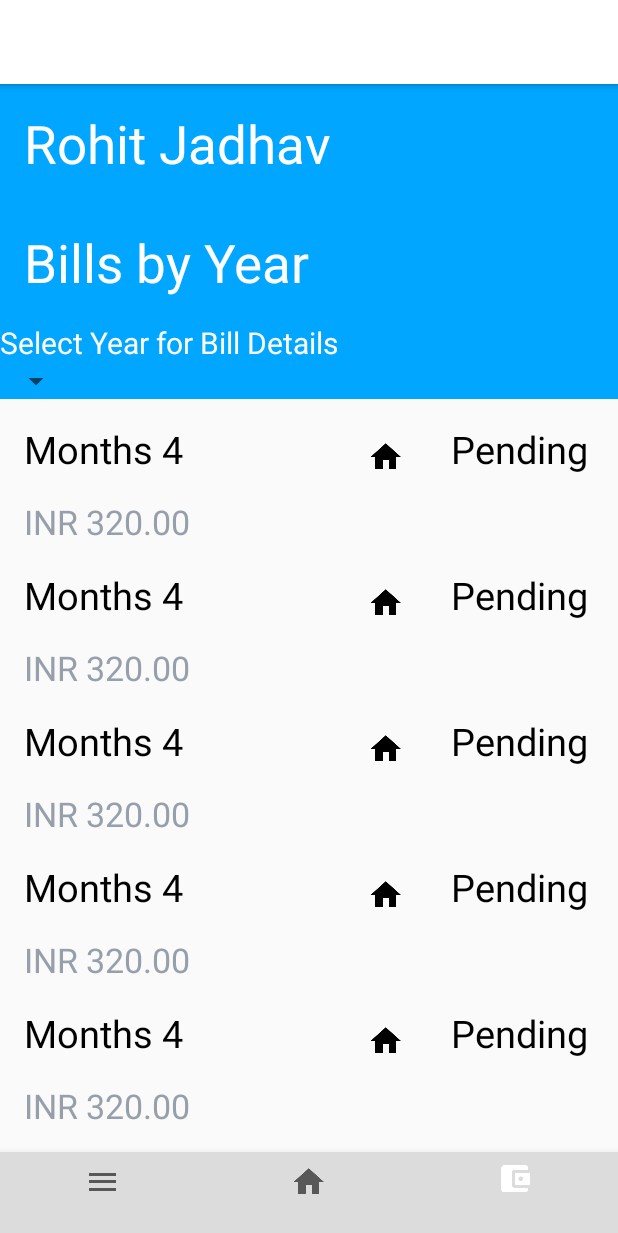
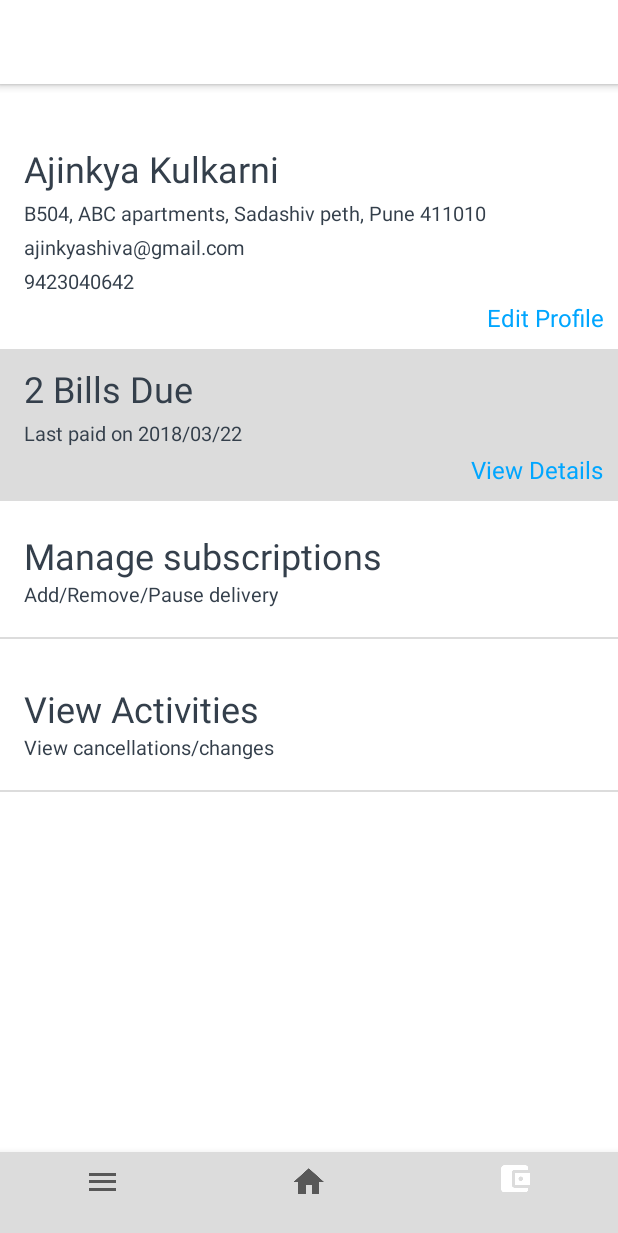
Before and after one commit to Rohit1110/bill, an Android app: the Dashboard screen opened directly, with no data from a screen before it, item 3 of the bottom bar chosen, on a phone screen of 412 x 824 dp. Shown: the top 1233 px of the screen. Run offline under Robolectric (Android 15) with nearby library versions, the light colour scheme and no system bars.

Commit message:
new screen created customer profile

```diff
--- a/Bill/app/src/main/AndroidManifest.xml
+++ b/Bill/app/src/main/AndroidManifest.xml
@@ -17,8 +17,8 @@
 
         </activity>
         <activity
-            android:name=".VenderRegistration"
-            android:label="@string/title_activity_vender_registration"
+            android:name=".VendorRegistration"
+            android:label="@string/title_activity_vendor_registration"
             android:theme="@style/AppTheme.NoActionBar">
             <intent-filter>
                 <action android:name="android.intent.action.MAIN" />
--- /dev/null
+++ b/Bill/app/src/main/java/com/reso/bill/CustomerProfileFragment.java
@@ -0,0 +1,56 @@
+package com.reso.bill;
+
+import android.os.Bundle;
+import android.support.v4.app.Fragment;
+import android.support.v7.widget.RecyclerView;
+import android.view.LayoutInflater;
+import android.view.View;
+import android.view.ViewGroup;
+
+import java.util.ArrayList;
+import java.util.List;
+
+import model.ListThree;
+
+/**
+ * Created by Rohit on 5/8/2018.
+ */
+
+public class CustomerProfileFragment extends Fragment {
+    private RecyclerView recyclerView;
+
+    private List<ListThree> list = new ArrayList<>();
+
+    public static CustomerProfileFragment newInstance() {
+        CustomerProfileFragment fragment = new CustomerProfileFragment();
+        return fragment;
+    }
+
+    @Override
+    public void onCreate(Bundle savedInstanceState) {
+        super.onCreate(savedInstanceState);
+
+
+
+    }
+
+    @Override
+    public View onCreateView(LayoutInflater inflater, ViewGroup container,
+                             Bundle savedInstanceState) {
+        View rootView = inflater.inflate(R.layout.fragment_customer_profile, container, false);
+        //recyclerView = (RecyclerView) rootView.findViewById(R.id.recycler_view_bill_details);
+        return rootView;
+    }
+
+    @Override
+    public void onResume() {
+        super.onResume();
+
+        /*Dashboard dashboard = (Dashboard) getActivity();
+        dashboard.setTitle("Customer Information");*/
+
+        //recyclerView.setLayoutManager(new LinearLayoutManager(getActivity()));
+
+        //recyclerView.setAdapter(new ListThreeAdapter(list));
+    }
+}
--- a/Bill/app/src/main/java/com/reso/bill/Dashboard.java
+++ b/Bill/app/src/main/java/com/reso/bill/Dashboard.java
@@ -1,18 +1,14 @@
 package com.reso.bill;
 
-import android.graphics.drawable.Drawable;
 import android.os.Bundle;
 import android.support.annotation.NonNull;
 import android.support.design.widget.BottomNavigationView;
-import android.support.design.widget.FloatingActionButton;
-import android.support.design.widget.Snackbar;
 import android.support.v4.app.Fragment;
 import android.support.v4.app.FragmentTransaction;
 import android.support.v7.app.ActionBar;
 import android.support.v7.app.AppCompatActivity;
 import android.support.v7.widget.Toolbar;
 import android.view.MenuItem;
-import android.view.View;
 
 public class Dashboard extends AppCompatActivity {
 
@@ -20,21 +16,21 @@ public class Dashboard extends AppCompatActivity {
     protected void onCreate(Bundle savedInstanceState) {
         super.onCreate(savedInstanceState);
         setContentView(R.layout.activity_dashboard);
-        BottomNavigationView bottomNavigationView = (BottomNavigationView)
-                findViewById(R.id.navigation);
-        Toolbar toolbar = (Toolbar)findViewById(R.id.toolbar) ;
+        BottomNavigationView bottomNavigationView = (BottomNavigationView) findViewById(R.id.navigation);
+        Toolbar toolbar = (Toolbar) findViewById(R.id.toolbar);
         ActionBar actionBar = getSupportActionBar();
         if (actionBar != null) {
             actionBar.setHomeButtonEnabled(true);
             actionBar.setDisplayHomeAsUpEnabled(true);
+            actionBar.setTitle("Deliveries 2018/05/14");
+            System.out.println("Set action bar title ..");
         }
 
        /*final Drawable upArrow = getResources().getDrawable(R.mipmap.backarrow);
         *//*upArrow.setColorFilter(Color.parseColor(""), PorterDuff.Mode.SRC_ATOP);*//*
         getSupportActionBar().setHomeAsUpIndicator(upArrow);*/
 
-        bottomNavigationView.setOnNavigationItemSelectedListener
-                (new BottomNavigationView.OnNavigationItemSelectedListener() {
+        bottomNavigationView.setOnNavigationItemSelectedListener(new BottomNavigationView.OnNavigationItemSelectedListener() {
             @Override
             public boolean onNavigationItemSelected(@NonNull MenuItem item) {
                 Fragment selectedFragment = null;
@@ -46,7 +42,8 @@ public class Dashboard extends AppCompatActivity {
                         selectedFragment = Fragmenttwo.newInstance();
                         break;
                     case R.id.action_item3:
-                                selectedFragment = FragmentThree.newInstance();
+                        //selectedFragment = FragmentThree.newInstance();
+                        selectedFragment = CustomerProfileFragment.newInstance();
                         break;
                 }
                 FragmentTransaction transaction = getSupportFragmentManager().beginTransaction();
@@ -65,4 +62,8 @@ public class Dashboard extends AppCompatActivity {
         //bottomNavigationView.getMenu().getItem(2).setChecked(true);
     }
 
+    public void setTitle(String title) {
+        getSupportActionBar().setTitle(title);
     }
+
+}
--- a/Bill/app/src/main/java/com/reso/bill/LoginActivity.java
+++ b/Bill/app/src/main/java/com/reso/bill/LoginActivity.java
@@ -147,7 +147,7 @@ public class LoginActivity extends AppCompatActivity implements
                             edit.putString("userphone",user.getPhoneNumber());
                             edit.commit();
 
-                            startActivity(new Intent(LoginActivity.this, VenderRegistration.class));
+                            startActivity(new Intent(LoginActivity.this, VendorRegistration.class));
                             finish();
                         } else {
                             Log.w(TAG, "signInWithCredential:failure", task.getException());
@@ -201,7 +201,7 @@ public class LoginActivity extends AppCompatActivity implements
         super.onStart();
         FirebaseUser currentUser = mAuth.getCurrentUser();
         if (currentUser != null) {
-            startActivity(new Intent(LoginActivity.this, VenderRegistration.class));
+            startActivity(new Intent(LoginActivity.this, VendorRegistration.class));
             finish();
         }
     }
--- a/Bill/app/src/main/java/com/reso/bill/VenderRegistration.java
+++ b/Bill/app/src/main/java/com/reso/bill/VendorRegistration.java
@@ -2,20 +2,16 @@ package com.reso.bill;
 
 
 import android.content.Intent;
-import android.graphics.Color;
-import android.graphics.PorterDuff;
 import android.graphics.drawable.Drawable;
 import android.os.Bundle;
 import android.support.design.widget.FloatingActionButton;
-import android.support.design.widget.Snackbar;
-
 import android.support.v7.app.ActionBar;
 import android.support.v7.app.AppCompatActivity;
 import android.support.v7.widget.Toolbar;
 import android.view.MenuItem;
 import android.view.View;
 
-public class VenderRegistration extends AppCompatActivity {
+public class VendorRegistration extends AppCompatActivity {
     FloatingActionButton rgister;
 
     @Override
--- /dev/null
+++ b/Bill/app/src/main/res/layout/content_customer_profile.xml
@@ -0,0 +1,195 @@
+<?xml version="1.0" encoding="utf-8"?>
+<RelativeLayout xmlns:android="http://schemas.android.com/apk/res/android"
+xmlns:app="http://schemas.android.com/apk/res-auto"
+xmlns:tools="http://schemas.android.com/tools"
+android:layout_width="match_parent"
+android:layout_height="match_parent"
+app:layout_behavior="@string/appbar_scrolling_view_behavior"
+    >
+    <RelativeLayout
+        android:layout_width="match_parent"
+        android:layout_height="match_parent"
+        android:background="@color/colorPrimary"
+
+        >
+        <LinearLayout
+            android:id="@+id/layout_profile_customer_info"
+            android:layout_width="match_parent"
+            android:layout_height="wrap_content"
+            android:background="@color/colorPrimary"
+            android:orientation="vertical"
+            android:paddingTop="40dp">
+
+            <TextView
+                android:id="@+id/txt_profile_customer_name"
+                android:layout_width="wrap_content"
+                android:layout_height="wrap_content"
+                android:text="Ajinkya Kulkarni"
+                style="@style/basic_text_field"/>
+
+            <TextView
+                android:id="@+id/txt_profile_customer_address"
+                style="@style/basic_sub_text_field"
+                android:layout_width="wrap_content"
+                android:layout_height="wrap_content"
+                android:text="B504, ABC apartments, Sadashiv peth, Pune 411010  "
+                />
+
+            <TextView
+                android:id="@+id/txt_profile_customer_email"
+                style="@style/basic_sub_text_field"
+                android:layout_width="wrap_content"
+                android:layout_height="wrap_content"
+                android:text="ajinkyashiva@gmail.com"
+                />
+
+            <TextView
+                android:id="@+id/txt_profile_customer_phone"
+                style="@style/basic_sub_text_field"
+                android:layout_width="wrap_content"
+                android:layout_height="wrap_content"
+                android:text="9423040642"
+                />
+
+            <TextView
+                android:layout_height="wrap_content"
+                style="@style/basic_text_button"
+                android:layout_width="match_parent"
+                android:gravity="right"
+                android:layout_marginRight="10dp"
+                android:text="Edit Profile"
+                />
+
+
+        </LinearLayout>
+
+        <LinearLayout
+            android:id="@+id/layout_profile_customer_bill_summary"
+            android:layout_below="@id/layout_profile_customer_info"
+            android:layout_width="match_parent"
+            android:layout_height="wrap_content"
+            android:background="@color/bgGray"
+            android:orientation="vertical"
+            android:paddingTop="10dp"
+            android:paddingBottom="10dp"
+            android:layout_marginTop="10dp"
+            >
+
+            <TextView
+                android:id="@+id/txt_profile_bills_due"
+                android:layout_width="wrap_content"
+                android:layout_height="wrap_content"
+                android:text="2 Bills Due"
+                style="@style/basic_text_field"/>
+
+            <TextView
+                android:id="@+id/txt_profile_last_paid_bill"
+                style="@style/basic_sub_text_field"
+                android:layout_width="wrap_content"
+                android:layout_height="wrap_content"
+                android:text="Last paid on 2018/03/22"
+                />
+
+            <TextView
+                android:layout_height="wrap_content"
+                android:layout_width="match_parent"
+                android:gravity="right"
+                android:layout_marginRight="10dp"
+                android:text="View Details"
+                style="@style/basic_text_button"/>
+
+
+        </LinearLayout>
+
+        <LinearLayout
+            android:id="@+id/layout_profile_customer_subscriptions"
+            android:layout_below="@id/layout_profile_customer_bill_summary"
+            android:layout_width="match_parent"
+            android:layout_height="wrap_content"
+            android:background="@color/colorPrimary"
+            android:orientation="vertical"
+            android:paddingTop="10dp"
+            android:paddingBottom="10dp"
+            android:layout_marginTop="10dp"
+            >
+
+            <TextView
+                android:id="@+id/txt_profile_manage_subscriptions"
+                android:layout_width="wrap_content"
+                android:layout_height="wrap_content"
+                android:text="Manage subscriptions"
+                style="@style/basic_text_field"/>
+
+            <TextView
+                android:id="@+id/txt_profile_manage_subscriptions_subtext"
+                style="@style/basic_sub_text_field"
+                android:layout_width="wrap_content"
+                android:layout_height="wrap_content"
+                android:layout_marginTop="-4dp"
+                android:text="Add/Remove/Pause delivery"/>
+
+            <View
+                android:layout_marginTop="15dp"
+                android:layout_width="fill_parent"
+                android:layout_height="1dp"
+                android:background="@color/bgGray"/>
+
+
+        </LinearLayout>
+
+        <LinearLayout
+            android:id="@+id/layout_profile_customer_activities"
+            android:layout_below="@id/layout_profile_customer_subscriptions"
+            android:layout_width="match_parent"
+            android:layout_height="wrap_content"
+            android:background="@color/colorPrimary"
+            android:orientation="vertical"
+            android:paddingTop="10dp"
+            android:paddingBottom="10dp"
+            android:layout_marginTop="10dp"
+            >
+
+            <TextView
+                android:id="@+id/txt_profile_view_activities"
+                android:layout_width="wrap_content"
+                android:layout_height="wrap_content"
+                android:text="View Activities"
+                style="@style/basic_text_field"/>
+
+            <TextView
+                android:id="@+id/txt_profile_view_activities_subtext"
+                style="@style/basic_sub_text_field"
+                android:layout_width="wrap_content"
+                android:layout_height="wrap_content"
+                android:layout_marginTop="-4dp"
+                android:text="View cancellations/changes"/>
+
+            <View
+                android:layout_marginTop="15dp"
+                android:layout_width="fill_parent"
+                android:layout_height="1dp"
+                android:background="@color/bgGray"/>
+
+
+        </LinearLayout>
+
+        <!--<LinearLayout
+            android:layout_width="wrap_content"
+            android:layout_height="wrap_content"
+            android:layout_below="@+id/view_customer_info">
+            <android.support.v7.widget.RecyclerView
+                android:id="@+id/recycler_view_bill_details"
+                android:layout_width="match_parent"
+                android:layout_height="match_parent"
+                android:scrollbars="vertical"
+                android:fadeScrollbars="true">
+
+            </android.support.v7.widget.RecyclerView>
+        </LinearLayout>-->
+
+
+
+
+    </RelativeLayout>
+
+</RelativeLayout>
--- a/Bill/app/src/main/res/layout/content_dashboard.xml
+++ b/Bill/app/src/main/res/layout/content_dashboard.xml
@@ -6,6 +6,7 @@
     xmlns:tools="http://schemas.android.com/tools"
     android:layout_width="match_parent"
     android:layout_height="match_parent"
+    android:background="?attr/colorPrimary"
     >
 
     <FrameLayout
--- a/Bill/app/src/main/res/layout/content_vender_registration.xml
+++ b/Bill/app/src/main/res/layout/content_vender_registration.xml
@@ -5,7 +5,7 @@
     android:layout_width="match_parent"
     android:layout_height="match_parent"
     app:layout_behavior="@string/appbar_scrolling_view_behavior"
-    tools:context="com.reso.bill.VenderRegistration"
+    tools:context="com.reso.bill.VendorRegistration"
     tools:showIn="@layout/activity_vender_registration">
 
 
--- a/Bill/app/src/main/res/layout/activity_vender_registration.xml
+++ b/Bill/app/src/main/res/layout/fragment_customer_profile.xml
@@ -4,7 +4,7 @@
     xmlns:tools="http://schemas.android.com/tools"
     android:layout_width="match_parent"
     android:layout_height="match_parent"
-    tools:context="com.reso.bill.VenderRegistration">
+    tools:context="com.reso.bill.Dashboard">
 
     <android.support.design.widget.AppBarLayout
         android:layout_width="match_parent"
@@ -12,26 +12,16 @@
         android:theme="@style/AppTheme.AppBarOverlay">
 
         <android.support.v7.widget.Toolbar
-            android:id="@+id/vtoolbar"
+            android:id="@+id/toolbar"
             android:layout_width="match_parent"
             android:layout_height="?attr/actionBarSize"
             android:background="?attr/colorPrimary"
-            app:popupTheme="@style/AppTheme.PopupOverlay">
+            app:popupTheme="@style/AppTheme.PopupOverlay" />
 
-        </android.support.v7.widget.Toolbar>
+    </android.support.design.widget.AppBarLayout>
+
+    <include layout="@layout/content_customer_profile"/>
 
 
 
-    </android.support.design.widget.AppBarLayout>
-
-    <include layout="@layout/content_vender_registration" />
-
-    <android.support.design.widget.FloatingActionButton
-        android:id="@+id/fab_vregister"
-        android:layout_width="wrap_content"
-        android:layout_height="wrap_content"
-        android:layout_gravity="bottom|end"
-        android:layout_margin="@dimen/fab_margin"
-        app:srcCompat="@mipmap/mark" />
-
 </android.support.design.widget.CoordinatorLayout>
--- a/Bill/app/src/main/res/layout/fragmenttwolist.xml
+++ b/Bill/app/src/main/res/layout/fragmenttwolist.xml
@@ -116,10 +116,10 @@
         android:layout_below="@+id/linearlistthree">
 
         <TextView
+            style="@style/net_payble"
             android:layout_width="wrap_content"
             android:layout_height="wrap_content"
-            android:text="Net Payable"
-            style="@style/net_payble"/>
+            android:text="Net Payable"/>
         <TextView
             android:layout_width="wrap_content"
             android:layout_height="wrap_content"
--- a/Bill/app/src/main/res/values/colors.xml
+++ b/Bill/app/src/main/res/values/colors.xml
@@ -4,4 +4,5 @@
     <color name="colorPrimaryDark">#303F9F</color>
     <color name="colorAccent">#8492A6</color>
     <color name="white">#ffffffff</color>
+    <color name="bgGray">#FFDCDCDC</color>
 </resources>
--- a/Bill/app/src/main/res/values/strings.xml
+++ b/Bill/app/src/main/res/values/strings.xml
@@ -10,7 +10,7 @@
     <string name="resend_phone_auth">Resend</string>
     <string name="login_text">Login</string>
     <string name="title_activity_main2">Main2Activity</string>
-    <string name="title_activity_vender_registration">VenderRegistration</string>
+    <string name="title_activity_vendor_registration">VenderRegistration</string>
 
     <string name="navigation_drawer_open">Open navigation drawer</string>
     <string name="navigation_drawer_close">Close navigation drawer</string>
--- a/Bill/app/src/main/res/values/styles.xml
+++ b/Bill/app/src/main/res/values/styles.xml
@@ -119,12 +119,20 @@
 
     </style>
 
-    <style name="net_payble">
+    <!--<style name="">
         <item name="android:fontFamily">Lato</item>
         <item name="android:textColor">#FFFFFFFF</item>
         <item name="android:textSize">30sp</item>
 
+    </style>-->
+
+    <style name="net_payble">
+        <item name="android:fontFamily">Lato</item>
+        <item name="android:textColor">#FF5A6978</item>
+        <item name="android:textSize">22.5sp</item>
+        <item name="android:lineSpacingMultiplier">1.29</item>
     </style>
+
     <style name="amount">
         <item name="android:fontFamily">Lato</item>
         <item name="android:textColor">#FFFFFFFF</item>
@@ -159,4 +167,31 @@
         <item name="android:lineSpacingMultiplier">1.29</item>
     </style>
 
+    <style name="basic_text_field">
+        <item name="android:fontFamily">Lato</item>
+        <item name="android:textColor">#FF343F4B</item>
+        <item name="android:textSize">24dp</item>
+        <item name="android:layout_marginLeft">16dp</item>
+        <item name="android:layout_marginBottom">4dp</item>
+
+        <!--<item name="android:lineSpacingMultiplier">1.3</item>-->
+    </style>
+
+    <style name="basic_sub_text_field">
+        <item name="android:fontFamily">Lato</item>
+        <item name="android:textColor">#FF343F4B</item>
+        <item name="android:textSize">13dp</item>
+        <item name="android:layout_marginLeft">16dp</item>
+        <item name="android:layout_marginBottom">4dp</item>
+
+        <!--<item name="android:lineSpacingMultiplier">1.3</item>-->
+    </style>
+
+    <style name="basic_text_button">
+        <item name="android:fontFamily">Lato</item>
+        <item name="android:textColor">#FF00A6FF</item>
+        <item name="android:textSize">16sp</item>
+        <item name="android:lineSpacingMultiplier">1.3</item>
+    </style>
+
 </resources>
```
Lines whose indentation alone changed are shown as unchanged.
